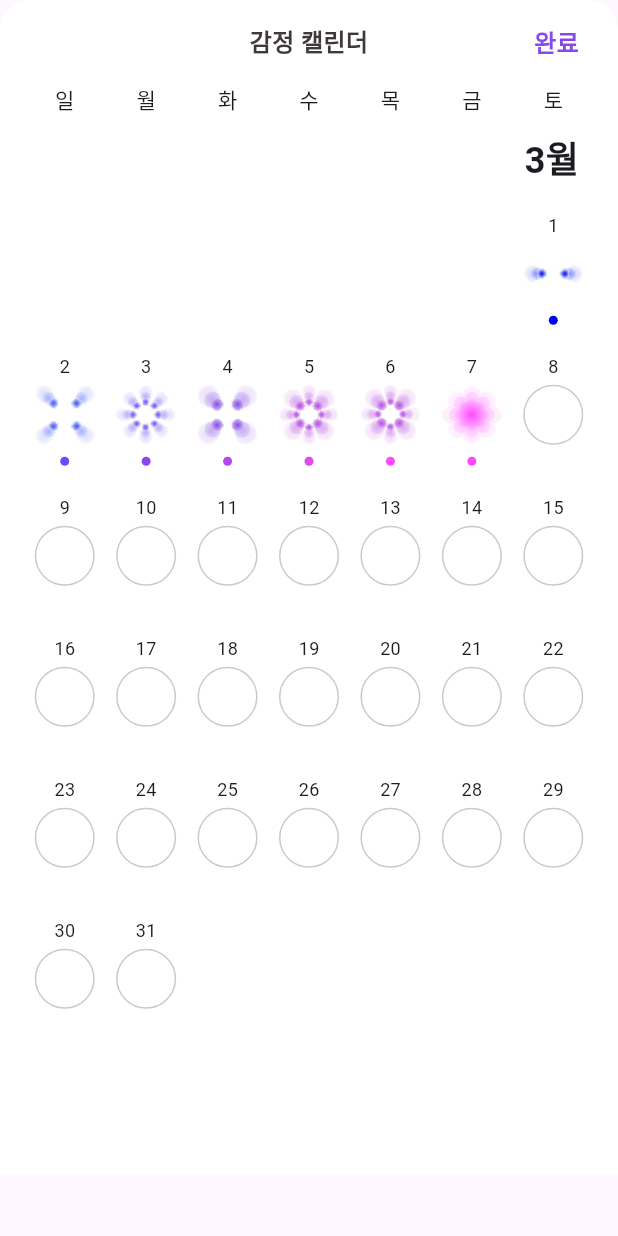
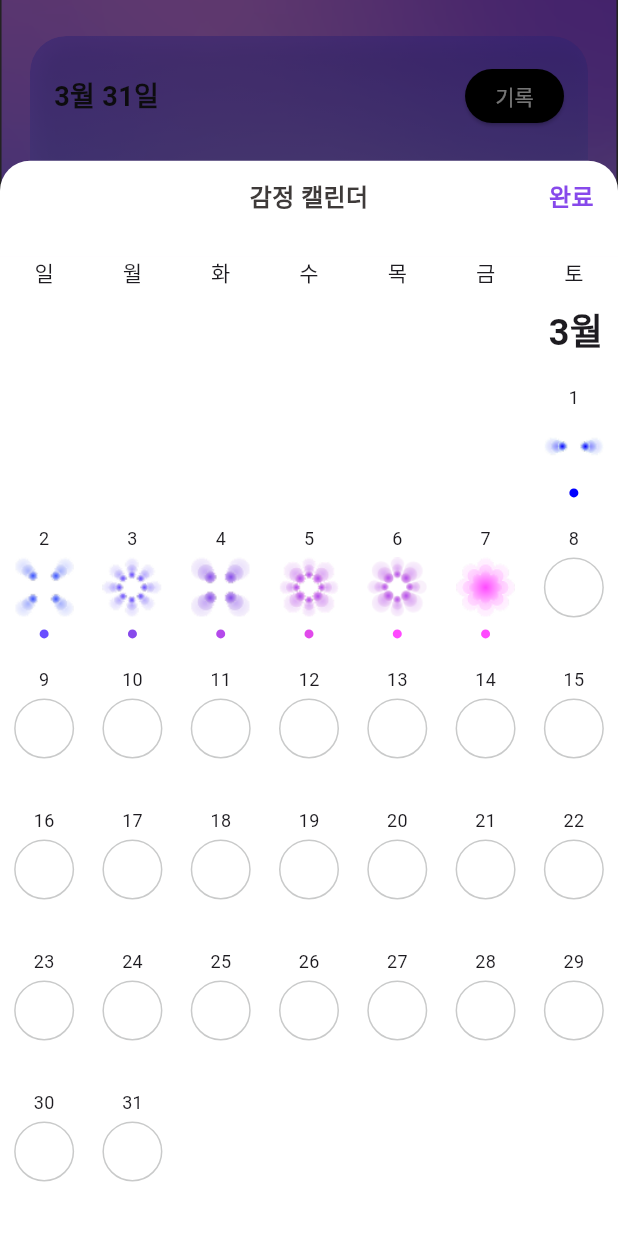
Before and after one commit to fit-us/fitus-frontend, a Flutter app: the RecordSelectDescription screen opened directly, after a tap on "취소", after a tap on "감정 캘린더", on a phone screen of 412 x 824 dp. Run offline on Flutter 3.47's test engine with Material 3 defaults, Android fonts, the phone set to English and light mode, and no system bars; drawn by our look-alikes of table_calendar; our stand-ins replace flutter_svg, shared_preferences; accounts and stored records are empty; statements that could not run were skipped.

Commit message:
style: 모달 형식의 감정 기록 캘린더로 변경

```diff
--- a/lib/features/emotion-calendar/ui/emotion-calendar-button.dart
+++ b/lib/features/emotion-calendar/ui/emotion-calendar-button.dart
@@ -1,51 +1,94 @@
+import 'package:flutter/material.dart';
+import 'package:provider/provider.dart';
+import 'package:fapp/app_state.dart';
 import 'package:fapp/pages/emotion-calendar-page.dart';
-import 'package:flutter/material.dart';
 
 class EmotionCalendarButton extends StatelessWidget {
   const EmotionCalendarButton({super.key});
 
+  void _handleShowEmotionCalendar(BuildContext context) {
+    final appState = Provider.of<AppState>(context, listen: false);
+    appState.setBottomTabVisibility(false);
+    showModalBottomSheet(
+      context: context,
+      isScrollControlled: true,
+      backgroundColor: Colors.transparent,
+      builder:
+          (modalContext) => Container(
+            height: MediaQuery.of(context).size.height * 0.87,
+            decoration: const BoxDecoration(
+              color: Colors.white,
+              borderRadius: BorderRadius.only(
+                topLeft: Radius.circular(20),
+                topRight: Radius.circular(20),
+              ),
+            ),
+            child: Column(
+              children: [
+                Padding(
+                  padding: const EdgeInsets.symmetric(
+                    horizontal: 16,
+                    vertical: 12,
+                  ),
+                  child: Row(
+                    mainAxisAlignment: MainAxisAlignment.spaceBetween,
+                    children: [
+                      const SizedBox(width: 40),
+                      const Text(
+                        "감정 캘린더",
+                        style: TextStyle(
+                          fontSize: 16,
+                          fontWeight: FontWeight.bold,
+                          color: Color(0xff3E3A39),
+                        ),
+                      ),
+                      InkWell(
+                        onTap: () => Navigator.pop(context),
+                        child: const SizedBox(
+                          width: 40,
+                          child: Text(
+                            '완료',
+                            textAlign: TextAlign.end,
+                            style: TextStyle(
+                              color: Color(0xff8749EB),
+                              fontSize: 16,
+                              fontWeight: FontWeight.bold,
+                            ),
+                          ),
+                        ),
+                      ),
+                    ],
+                  ),
+                ),
+                const SizedBox(height: 16),
+                Expanded(child: EmotionCalendarPage()),
+              ],
+            ),
+          ),
+    ).then((_) {
+      appState.setBottomTabVisibility(true);
+    });
+  }
+
   @override
   Widget build(BuildContext context) {
     return GestureDetector(
-      onTap: () {
-        Navigator.of(context).push(
-          PageRouteBuilder(
-            opaque: false,
-            barrierColor: Colors.transparent,
-            transitionDuration: Duration(milliseconds: 300),
-            pageBuilder:
-                (context, animation, secondaryAnimation) =>
-                    EmotionCalendarPage(),
-            transitionsBuilder: (
-              context,
-              animation,
-              secondaryAnimation,
-              child,
-            ) {
-              final offset = Tween<Offset>(
-                begin: const Offset(0, 1),
-                end: const Offset(0, 0),
-              ).animate(
-                CurvedAnimation(parent: animation, curve: Curves.easeOutCubic),
-              );
-              return SlideTransition(position: offset, child: child);
-            },
-          ),
-        );
-      },
+      onTap: () => {_handleShowEmotionCalendar(context)},
       child: Container(
-        margin: EdgeInsets.fromLTRB(20, 10, 20, 20),
-        padding: EdgeInsets.fromLTRB(0, 14, 0, 14),
+        margin: const EdgeInsets.fromLTRB(20, 10, 20, 20),
+        padding: const EdgeInsets.fromLTRB(0, 14, 0, 14),
         decoration: BoxDecoration(
-          color: Color(0xffDCDDDD),
+          color: const Color(0xffDCDDDD),
           borderRadius: BorderRadius.circular(12),
         ),
-
         child: Row(
           mainAxisAlignment: MainAxisAlignment.center,
           children: [
-            Icon(Icons.calendar_month, size: 16),
-            Text(
+            const Icon(Icons.calendar_month, size: 16),
+            const SizedBox(
+              width: 8,
+            ), // Added a small space between icon and text
+            const Text(
               "감정 캘린더",
               style: TextStyle(
                 color: Color(0xff3E3A39),
--- a/lib/features/emotion-calendar/ui/emotion-calendar-navtop.dart
+++ b/lib/features/emotion-calendar/ui/emotion-calendar-navtop.dart
@@ -5,10 +5,19 @@ class EmotionCalendarNavTop extends StatelessWidget {
 
   @override
   Widget build(BuildContext context) {
-    return Row(
+    return Container(
+      decoration: const BoxDecoration(
+        borderRadius: BorderRadius.only(
+          topLeft: Radius.circular(40),
+          topRight: Radius.circular(40),
+        ),
+      ),
+      child: Padding(
+        padding: const EdgeInsets.symmetric(horizontal: 16, vertical: 12),
+        child: Row(
           mainAxisAlignment: MainAxisAlignment.spaceBetween,
           children: [
-        Container(width: 40),
+            const SizedBox(width: 40),
             const Text(
               "감정 캘린더",
               style: TextStyle(
@@ -19,10 +28,11 @@ class EmotionCalendarNavTop extends StatelessWidget {
             ),
             InkWell(
               onTap: () => Navigator.pop(context),
-          child: SizedBox(
+              child: const SizedBox(
                 width: 40,
-            child: const Text(
+                child: Text(
                   '완료',
+                  textAlign: TextAlign.end,
                   style: TextStyle(
                     color: Color(0xff8749EB),
                     fontSize: 16,
@@ -32,6 +42,8 @@ class EmotionCalendarNavTop extends StatelessWidget {
               ),
             ),
           ],
+        ),
+      ),
     );
   }
 }
--- a/lib/pages/emotion-calendar-page.dart
+++ b/lib/pages/emotion-calendar-page.dart
@@ -2,11 +2,10 @@ import 'package:flutter/material.dart';
 import 'package:table_calendar/table_calendar.dart';
 import 'package:fapp/entities/emotion/models/emotion-types.dart';
 import 'package:fapp/features/emotion-calendar/ui/emotion-calendar-cell.dart';
-import 'package:fapp/features/emotion-calendar/ui/emotion-calendar-navtop.dart';
 import 'package:fapp/features/emotion-calendar/utils/weekday-util.dart';
 
 class EmotionCalendarPage extends StatefulWidget {
-  const EmotionCalendarPage({Key? key}) : super(key: key);
+  const EmotionCalendarPage({super.key});
 
   @override
   State<EmotionCalendarPage> createState() => _EmotionCalendarPageState();
@@ -28,28 +27,12 @@ class _EmotionCalendarPageState extends State<EmotionCalendarPage> {
   @override
   Widget build(BuildContext context) {
     return Material(
-      child: Align(
-        alignment: Alignment.topCenter,
-
       child: Container(
-          height: MediaQuery.of(context).size.height * 0.95, // 위에 15% 여백
-          decoration: BoxDecoration(
-            color: Colors.white,
-            borderRadius: BorderRadius.vertical(top: Radius.circular(24)),
-          ),
-          child: Container(
-            height: MediaQuery.of(context).size.height * 0.95,
-            padding: EdgeInsets.all(16),
-            decoration: BoxDecoration(
-              color: Colors.white,
-              borderRadius: BorderRadius.vertical(top: Radius.circular(20)),
-            ),
+        decoration: const BoxDecoration(color: Colors.white),
         child: SafeArea(
           child: Column(
             crossAxisAlignment: CrossAxisAlignment.start,
             children: [
-                  EmotionCalendarNavTop(),
-                  SizedBox(height: 16),
               Row(
                 mainAxisAlignment: MainAxisAlignment.spaceAround,
                 children:
@@ -57,17 +40,15 @@ class _EmotionCalendarPageState extends State<EmotionCalendarPage> {
                         .map((dayOfWeek) => Text(dayOfWeek))
                         .toList(),
               ),
-
-                  SizedBox(height: 12),
-
+              const SizedBox(height: 12),
               Row(
                 mainAxisAlignment: MainAxisAlignment.end,
                 children: [
                   Container(
-                        margin: EdgeInsets.fromLTRB(10, 0, 10, 0),
+                    margin: const EdgeInsets.fromLTRB(10, 0, 10, 0),
                     child: Text(
                       '${_focusedDay.month}월',
-                          style: TextStyle(
+                      style: const TextStyle(
                         fontSize: 24,
                         fontWeight: FontWeight.bold,
                       ),
@@ -75,9 +56,7 @@ class _EmotionCalendarPageState extends State<EmotionCalendarPage> {
                   ),
                 ],
               ),
-
-                  SizedBox(height: 8),
-
+              const SizedBox(height: 8),
               Expanded(
                 child: TableCalendar(
                   focusedDay: _focusedDay,
@@ -96,22 +75,14 @@ class _EmotionCalendarPageState extends State<EmotionCalendarPage> {
                       return EmotionCalendarCell(
                         day: day,
                         emotion:
-                                emotionData[DateTime(
-                                  day.year,
-                                  day.month,
-                                  day.day,
-                                )],
+                            emotionData[DateTime(day.year, day.month, day.day)],
                       );
                     },
                     todayBuilder: (context, day, focusedDay) {
                       return EmotionCalendarCell(
                         day: day,
                         emotion:
-                                emotionData[DateTime(
-                                  day.year,
-                                  day.month,
-                                  day.day,
-                                )],
+                            emotionData[DateTime(day.year, day.month, day.day)],
                       );
                     },
                   ),
@@ -121,8 +92,6 @@ class _EmotionCalendarPageState extends State<EmotionCalendarPage> {
           ),
         ),
       ),
-        ),
-      ),
     );
   }
 }
--- a/lib/screens/emotion_home.dart
+++ b/lib/screens/emotion_home.dart
@@ -1,7 +1,6 @@
 import 'package:fapp/emotion/emotion_summary_container.dart';
 import 'package:fapp/features/emotion-calendar/ui/emotion-calendar-button.dart';
 import 'package:fapp/mock/emotion_summary.dart';
-import 'package:fapp/pages/emotion-calendar-page.dart';
 import 'package:flutter/material.dart';
 import 'package:fapp/biodashboard/biodashboard.dart';
 
```
Lines whose indentation alone changed are shown as unchanged.
